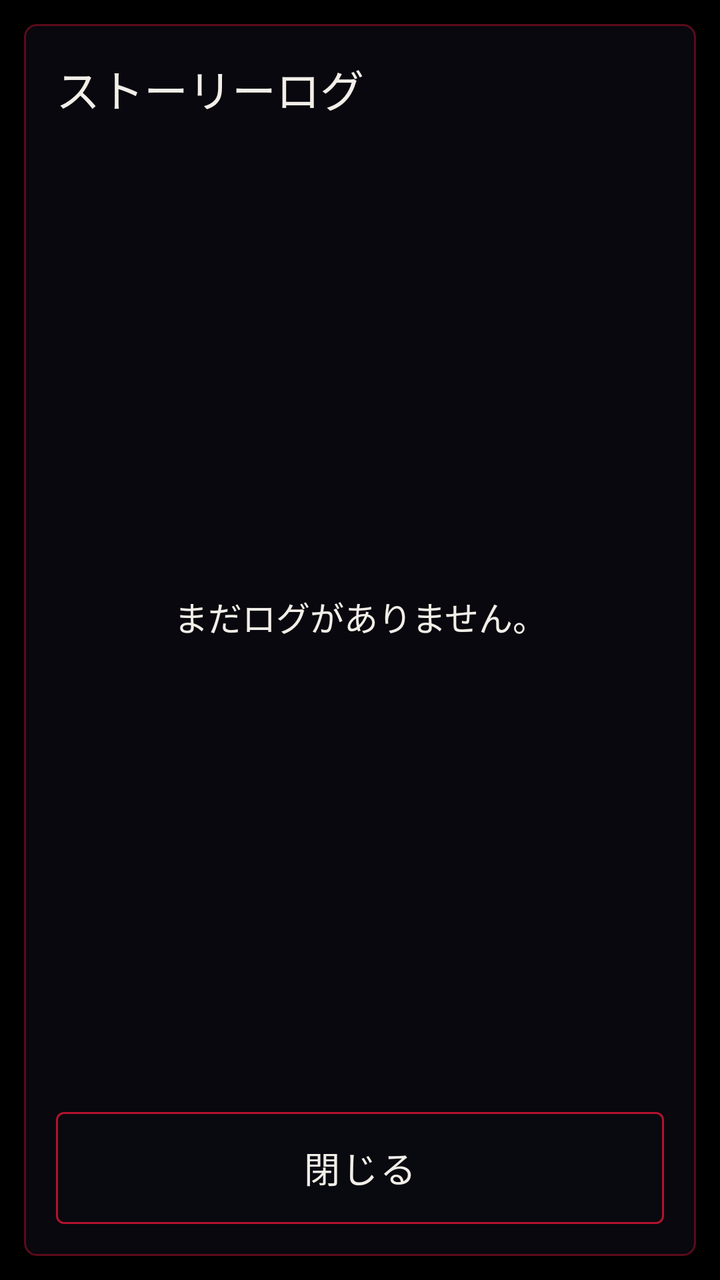
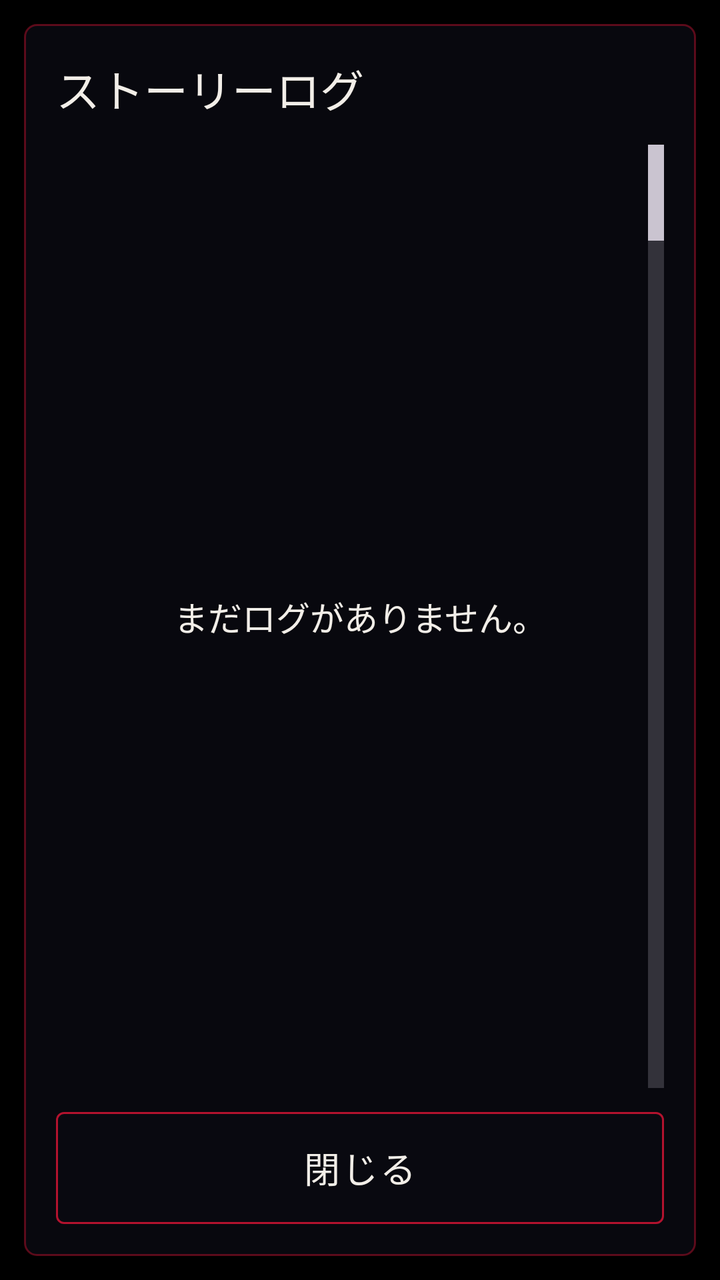

Before-and-after screenshots of an Android layout around one commit, followed by the original layout XML and the change that was made.
<!-- AndroidManifest.xml: application theme Theme.HelloAndroid -->
<!-- res/layout/dialog_story_log.xml -->
<?xml version="1.0" encoding="utf-8"?>
<FrameLayout xmlns:android="http://schemas.android.com/apk/res/android"
    android:layout_width="match_parent"
    android:layout_height="match_parent"
    android:padding="12dp">

    <LinearLayout
        android:layout_width="match_parent"
        android:layout_height="match_parent"
        android:background="@drawable/bg_text_box"
        android:padding="16dp"
        android:orientation="vertical">

        <TextView
            android:id="@+id/storyLogTitle"
            android:layout_width="match_parent"
            android:layout_height="wrap_content"
            android:text="@string/story_log_title"
            android:textAppearance="@style/TextAppearance.NoteDesu.Story"
            android:textSize="22sp" />

        <FrameLayout
            android:layout_width="match_parent"
            android:layout_height="0dp"
            android:layout_weight="1"
            android:layout_marginTop="12dp"
            android:layout_marginBottom="12dp">

            <ListView
                android:id="@+id/storyLogList"
                android:layout_width="match_parent"
                android:layout_height="match_parent"
                android:divider="@color/text_box_border"
                android:dividerHeight="1dp"
                android:saveEnabled="true"
                android:scrollbars="vertical" />

            <TextView
                android:id="@+id/storyLogEmpty"
                android:layout_width="match_parent"
                android:layout_height="match_parent"
                android:gravity="center"
                android:text="@string/story_log_empty"
                android:textAppearance="@style/TextAppearance.NoteDesu.Story" />
        </FrameLayout>

        <Button
            android:id="@+id/closeStoryLog"
            style="@style/Widget.NoteDesu.Button"
            android:layout_width="match_parent"
            android:layout_height="wrap_content"
            android:text="@string/story_log_close" />
    </LinearLayout>
</FrameLayout>
<!-- resources referenced by this layout -->
<resources>
  <color name="text_box_border">#80B3122E</color>
  <!-- drawable bg_text_box (drawable) -->
  <?xml version="1.0" encoding="utf-8"?>
  <shape xmlns:android="http://schemas.android.com/apk/res/android"
      android:shape="rectangle">
      <solid android:color="@color/text_box" />
      <stroke
          android:width="1dp"
          android:color="@color/text_box_border" />
      <corners android:radius="6dp" />
  </shape>
  <string name="story_log_close">閉じる</string>
  <string name="story_log_empty">まだログがありません。</string>
  <string name="story_log_title">ストーリーログ</string>
  <style name="TextAppearance.NoteDesu.Story" parent="">
          <item name="fontFamily">@font/zen_old_mincho_medium</item>
          <item name="android:fontFamily">@font/zen_old_mincho_medium</item>
          <item name="android:textSize">17sp</item>
          <item name="android:textColor">@color/text_main</item>
      </style>
  <style name="Widget.NoteDesu.Button" parent="Widget.Material3.Button.OutlinedButton">
          <item name="fontFamily">@font/zen_old_mincho_medium</item>
          <item name="android:fontFamily">@font/zen_old_mincho_medium</item>
          <item name="android:textSize">18sp</item>
          <item name="android:textColor">@color/text_main</item>
          <item name="strokeColor">@color/crimson</item>
          <item name="strokeWidth">1dp</item>
          <item name="cornerRadius">4dp</item>
          <item name="backgroundTint">@color/button_bg</item>
          <item name="android:minHeight">56dp</item>
          <item name="android:insetTop">0dp</item>
          <item name="android:insetBottom">0dp</item>
          <item name="android:letterSpacing">0.05</item>
          <item name="rippleColor">@color/button_pressed</item>
          <item name="android:elevation">0dp</item>
          <item name="android:stateListAnimator">@null</item>
      </style>
  <style name="Theme.HelloAndroid" parent="Base.Theme.HelloAndroid" />
  <color name="text_box">#CC0B0B12</color>
  <color name="text_main">#FFF2EEE8</color>
  <color name="crimson">#FFB3122E</color>
  <color name="button_pressed">#66B3122E</color>
  <style name="Base.Theme.HelloAndroid" parent="Theme.Material3.Dark.NoActionBar">
          <item name="android:windowBackground">@color/black</item>
          <item name="android:statusBarColor">@color/black</item>
          <item name="android:navigationBarColor">@color/black</item>
          <item name="android:windowLightStatusBar">false</item>
      </style>
  <color name="black">#FF000000</color>
</resources>

<!-- the commit's change to res/layout/dialog_story_log.xml (unified diff, before → after) -->
@@ -32,7 +32,10 @@
                 android:layout_height="match_parent"
                 android:divider="@color/text_box_border"
                 android:dividerHeight="1dp"
+                android:fastScrollEnabled="true"
+                android:fastScrollAlwaysVisible="true"
                 android:saveEnabled="true"
+                android:scrollbarStyle="insideInset"
                 android:scrollbars="vertical" />
 
             <TextView
